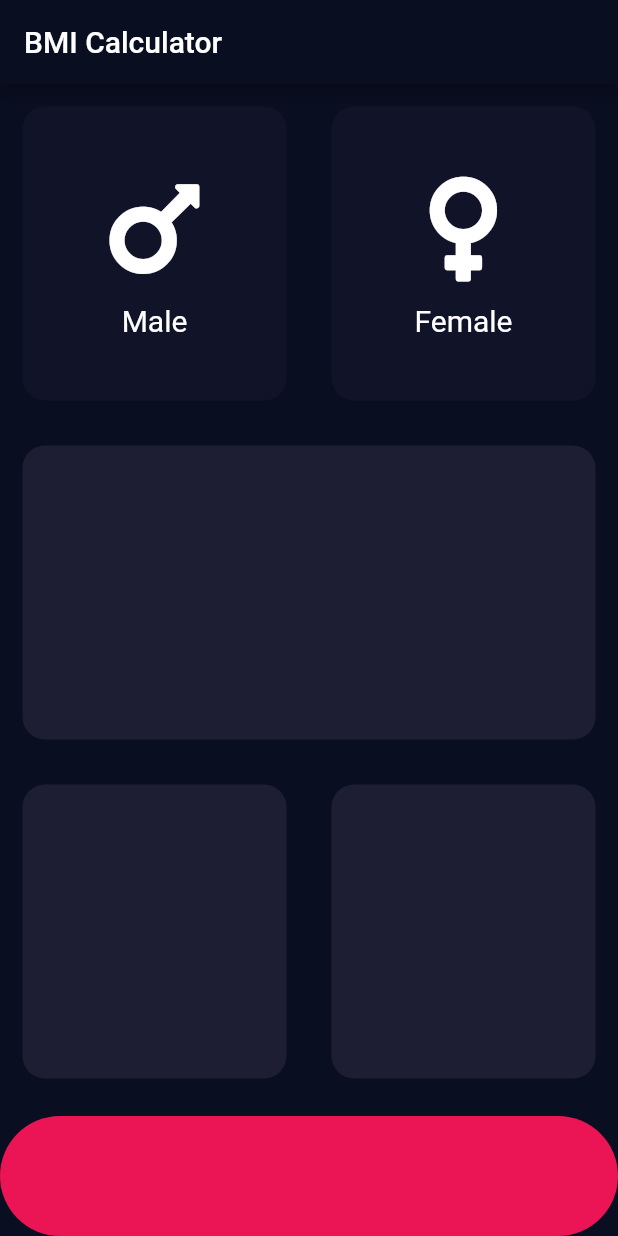
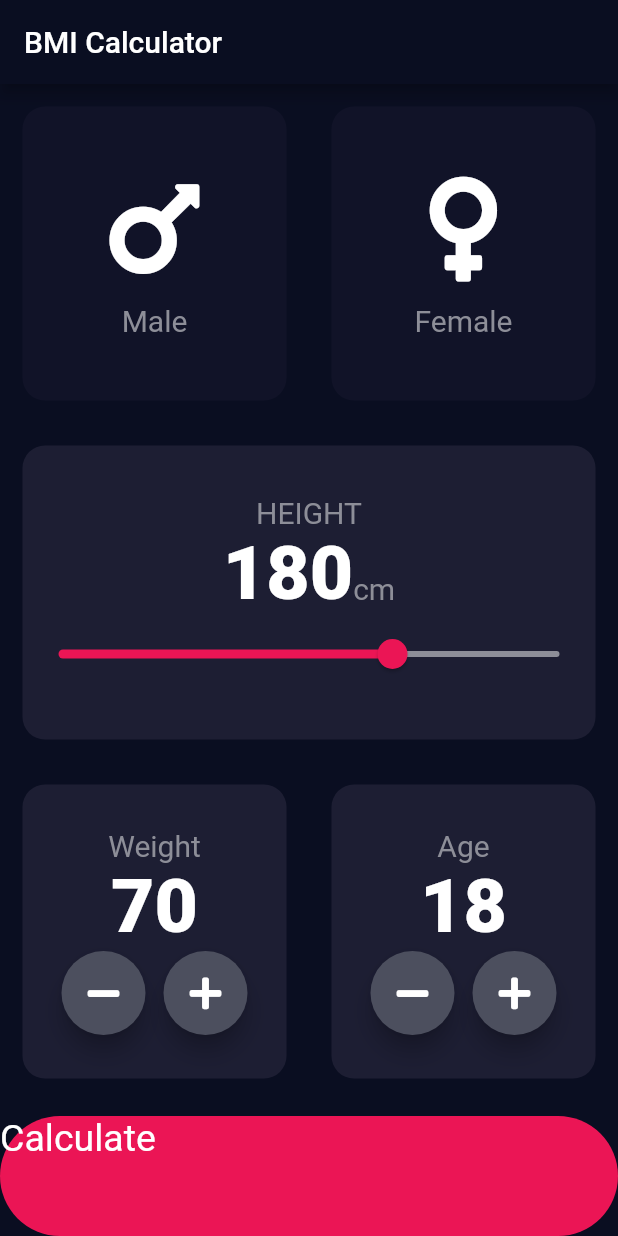
Before and after one commit to djcodes327/BMI-Calculator, a Flutter app: the screen it shows after launch, on a phone screen of 412 x 824 dp. Run offline on Flutter 3.47's test engine with Material 2 defaults, Android fonts, the phone set to English and light mode, and no system bars; our stand-ins replace font_awesome_flutter.

Commit message:
constants.dart and HomePage Updated

```diff
--- /dev/null
+++ b/lib/constants.dart
@@ -0,0 +1,21 @@
+import 'package:flutter/material.dart';
+
+const Color kActiveCardColor = Color(0xFF1D1E33);
+const Color kInactiveCardColor = Color(0xFF111328);
+const Color kContainerColor = Color(0xFFEB1555);
+const Color kRoundButtonColor = Color(0xFF4C4F5E);
+const double kContainerHeight = 80.0;
+const double kSliderMin = 100.0;
+const double kSliderMax = 220.0;
+const Color kSliderActiveCardColor = Color(0xFFEB1555);
+const Color kSliderInactiveCardColor = Color(0xFF8D8E98);
+
+const kTextLabelStyle = TextStyle(
+  fontSize: 20.0,
+  color: Color(0xFF8D8E98),
+);
+
+const kNumLabelStyle = TextStyle(
+  fontSize: 50.0,
+  fontWeight: FontWeight.w900,
+);
--- a/lib/input_page.dart
+++ b/lib/input_page.dart
@@ -3,11 +3,7 @@ import 'package:bmi_calculator/widgets/reuseable_card.dart';
 import 'package:flutter/cupertino.dart';
 import 'package:flutter/material.dart';
 import 'package:font_awesome_flutter/font_awesome_flutter.dart';
-
-const Color activeCardColor = Color(0xFF1D1E33);
-const Color inactiveCardColor = Color(0xFF111328);
-const Color containerColor = Color(0xFFEB1555);
-const double containerHeight = 80.0;
+import 'package:bmi_calculator/constants.dart';
 
 enum GenderType {
   male,
@@ -21,6 +17,9 @@ class InputPage extends StatefulWidget {
 
 class _InputPageState extends State<InputPage> {
   GenderType selectedGender;
+  int height = 180;
+  int weight = 70;
+  int age = 18;
 
   @override
   Widget build(BuildContext context) {
@@ -29,6 +28,7 @@ class _InputPageState extends State<InputPage> {
         title: Text('BMI Calculator'),
       ),
       body: Column(
+        crossAxisAlignment: CrossAxisAlignment.stretch,
         children: <Widget>[
           Expanded(
             child: Row(
@@ -42,8 +42,8 @@ class _InputPageState extends State<InputPage> {
                       });
                     },
                     color: selectedGender == GenderType.male
-                        ? activeCardColor
-                        : inactiveCardColor,
+                        ? kActiveCardColor
+                        : kInactiveCardColor,
                     reuseableChild: IconContent(
                       iconData: FontAwesomeIcons.mars,
                       iconText: 'Male',
@@ -59,8 +59,8 @@ class _InputPageState extends State<InputPage> {
                       });
                     },
                     color: selectedGender == GenderType.female
-                        ? activeCardColor
-                        : inactiveCardColor,
+                        ? kActiveCardColor
+                        : kInactiveCardColor,
                     reuseableChild: IconContent(
                       iconData: FontAwesomeIcons.venus,
                       iconText: 'Female',
@@ -71,14 +71,44 @@ class _InputPageState extends State<InputPage> {
             ),
           ),
           Expanded(
-            child: Row(
-              children: [
-                Expanded(
             child: ReusableCard(
-                    color: activeCardColor,
+              color: kActiveCardColor,
+              reuseableChild: Column(
+                mainAxisAlignment: MainAxisAlignment.center,
+                children: <Widget>[
+                  Text(
+                    'HEIGHT',
+                    style: kTextLabelStyle,
                   ),
+                  Row(
+                    mainAxisAlignment: MainAxisAlignment.center,
+                    crossAxisAlignment: CrossAxisAlignment.baseline,
+                    textBaseline: TextBaseline.alphabetic,
+                    children: <Widget>[
+                      Text(
+                        height.toString(),
+                        style: kNumLabelStyle,
+                      ),
+                      Text(
+                        'cm',
+                        style: kTextLabelStyle,
                       ),
                     ],
+                  ),
+                  Slider(
+                    value: height.toDouble(),
+                    max: kSliderMax,
+                    min: kSliderMin,
+                    activeColor: kSliderActiveCardColor,
+                    inactiveColor: kSliderInactiveCardColor,
+                    onChanged: (double value) {
+                      setState(() {
+                        height = value.round();
+                      });
+                    },
+                  ),
+                ],
+              ),
             ),
           ),
           Expanded(
@@ -86,23 +116,107 @@ class _InputPageState extends State<InputPage> {
               children: [
                 Expanded(
                   child: ReusableCard(
-                    color: activeCardColor,
+                    color: kActiveCardColor,
+                    reuseableChild: Column(
+                      mainAxisAlignment: MainAxisAlignment.center,
+                      children: [
+                        Text(
+                          'Weight',
+                          style: kTextLabelStyle,
+                        ),
+                        Text(
+                          weight.toString(),
+                          style: kNumLabelStyle,
+                        ),
+                        Row(
+                          mainAxisAlignment: MainAxisAlignment.center,
+                          children: [
+                            RoundIcon(
+                              icon: FontAwesomeIcons.minus,
+                              onTap: () {
+                                setState(() {
+                                  weight--;
+                                });
+                              },
+                            ),
+                            SizedBox(
+                              width: 12.0,
+                            ),
+                            RoundIcon(
+                              icon: FontAwesomeIcons.plus,
+                              onTap: () {
+                                setState(() {
+                                  weight++;
+                                });
+                              },
+                            ),
+                          ],
+                        )
+                      ],
+                    ),
                   ),
                 ),
                 Expanded(
                   child: ReusableCard(
-                    color: activeCardColor,
+                    color: kActiveCardColor,
+                    reuseableChild: Column(
+                      mainAxisAlignment: MainAxisAlignment.center,
+                      children: [
+                        Text(
+                          'Age',
+                          style: kTextLabelStyle,
+                        ),
+                        Text(
+                          age.toString(),
+                          style: kNumLabelStyle,
+                        ),
+                        Row(
+                          mainAxisAlignment: MainAxisAlignment.center,
+                          children: [
+                            RoundIcon(
+                              icon: FontAwesomeIcons.minus,
+                              onTap: () {
+                                setState(() {
+                                  age--;
+                                });
+                              },
+                            ),
+                            SizedBox(
+                              width: 12.0,
+                            ),
+                            RoundIcon(
+                              icon: FontAwesomeIcons.plus,
+                              onTap: () {
+                                setState(() {
+                                  age++;
+                                });
+                              },
+                            ),
+                          ],
+                        )
+                      ],
+                    ),
                   ),
                 ),
               ],
             ),
           ),
-          Container(
-            height: containerHeight,
+          GestureDetector(
+            onTap: () {},
+            child: Container(
+              height: kContainerHeight,
               margin: EdgeInsets.only(top: 10.0),
               decoration: BoxDecoration(
-              color: containerColor,
+                color: kContainerColor,
                 borderRadius: BorderRadius.circular(50.0),
+              ),
+              child: Text(
+                'Calculate',
+                style: TextStyle(
+                  color: Colors.white,
+                  fontSize: 25.0,
+                ),
+              ),
             ),
           ),
         ],
@@ -110,3 +224,25 @@ class _InputPageState extends State<InputPage> {
     );
   }
 }
+
+class RoundIcon extends StatelessWidget {
+  final IconData icon;
+  final Function onTap;
+
+  RoundIcon({@required this.icon, this.onTap});
+
+  @override
+  Widget build(BuildContext context) {
+    return RawMaterialButton(
+      onPressed: onTap,
+      child: Icon(icon),
+      shape: CircleBorder(),
+      fillColor: kRoundButtonColor,
+      elevation: 6.0,
+      constraints: BoxConstraints.tightFor(
+        width: 56.0,
+        height: 56.0,
+      ),
+    );
+  }
+}
--- a/lib/widgets/icon_content.dart
+++ b/lib/widgets/icon_content.dart
@@ -1,4 +1,5 @@
 import 'package:flutter/material.dart';
+import 'package:bmi_calculator/constants.dart';
 
 class IconContent extends StatelessWidget {
   final IconData iconData;
@@ -20,7 +21,7 @@ class IconContent extends StatelessWidget {
         ),
         Text(
           iconText,
-          style: TextStyle(fontSize: 20.0),
+          style: kTextLabelStyle,
         ),
       ],
     );
--- a/lib/widgets/reuseable_card.dart
+++ b/lib/widgets/reuseable_card.dart
@@ -4,6 +4,7 @@ class ReusableCard extends StatelessWidget {
   final Color color;
   final Widget reuseableChild;
   final Function tap;
+
   ReusableCard({@required this.color, this.reuseableChild, this.tap});
   @override
   Widget build(BuildContext context) {
```
Also changed, not shown: lib/results_page.dart (added). Lines whose indentation alone changed are shown as unchanged.
